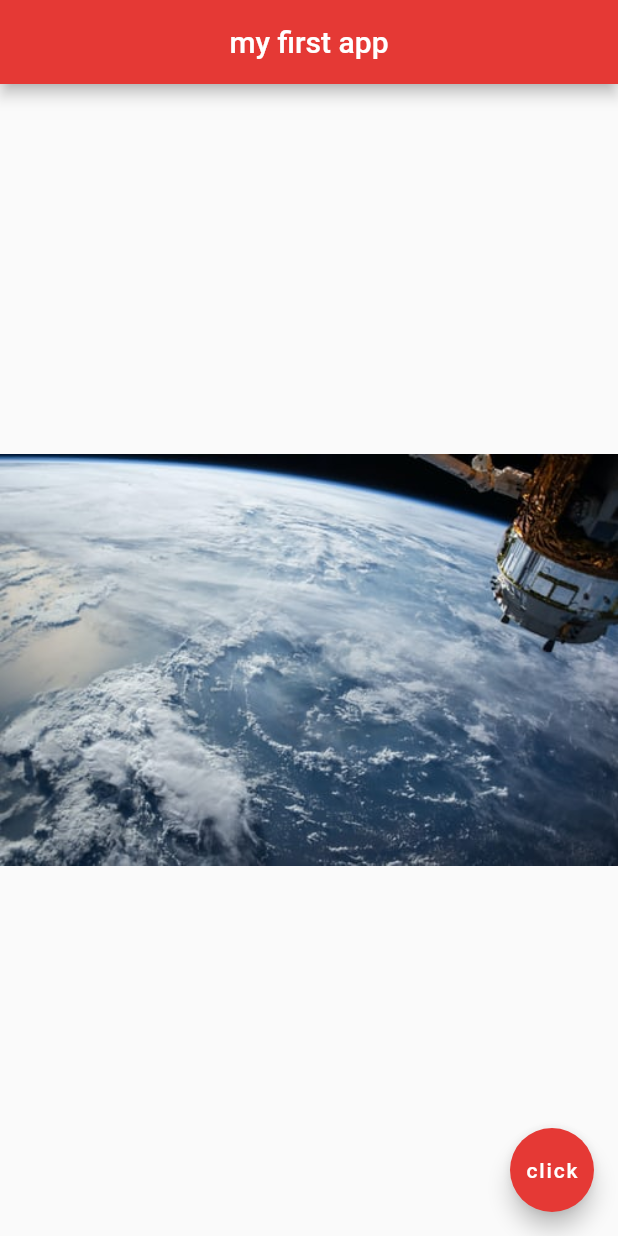
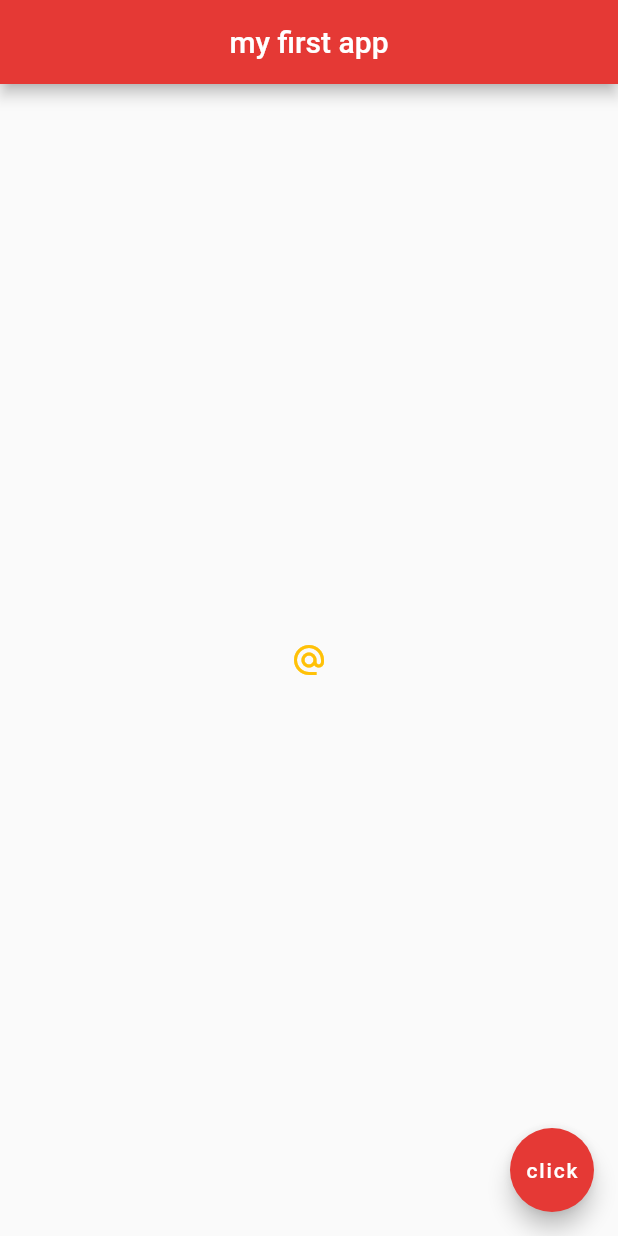
Before and after one commit to jewells07/Flutter_Basics, a Flutter app: the screen it shows after launch, on a phone screen of 412 x 824 dp. Run offline on Flutter 3.47's test engine with Material 2 defaults, Android fonts, the phone set to English and light mode, and no system bars.

Commit message:
9-Buttons-Icons

```diff
--- a/lib/main.dart
+++ b/lib/main.dart
@@ -13,16 +13,43 @@ class Home extends StatelessWidget {
           centerTitle: true,
           backgroundColor: Colors.red[600]),
       body: Center(
-        // child: Image(
-        //   image: NetworkImage(
-        //       'https://images.unsplash.com/photo-1446776811953-b23d57bd21aa?ixid=MXwxMjA3fDB8MHxzZWFyY2h8NXx8c3BhY2V8ZW58MHx8MHw%3D&ixlib=rb-1.2.1&auto=format&fit=crop&w=500&q=60'),
+        // child: Icon(
+        //   Icons.airport_shuttle,
+        //   color: Colors.lightBlue,
+        //   size: 50.0,
         // ),
-        // child: Image.network('assets/space-1.jpg'),
 
-        // child: Image(
-        //   image: AssetImage('assets/space-2.jpg'),
+        // Buttons
+        // child: RaisedButton(
+        //   onPressed: () {},
+        //   child: Text('click me'),
+        //   color: Colors.lightBlue,
         // ),
-        child: Image.asset('assets/space-1.jpg'),
+
+        // child: FlatButton(
+        //   onPressed: () {
+        //     // Console the print statement
+        //     print("you clicked me");
+        //   },
+        //   child: Text('click me'),
+        //   color: Colors.lightBlue,
+        // ),
+
+        // child: RaisedButton.icon(
+        //   onPressed: () {},
+        //   icon: Icon(
+        //     Icons.mail,
+        //   ),
+        //   label: Text('mail me'),
+        //   color: Colors.amber,
+        // ),
+        child: IconButton(
+          onPressed: () {
+            print("you clicked me");
+          },
+          icon: Icon(Icons.alternate_email),
+          color: Colors.amber,
+        ),
       ),
       floatingActionButton: FloatingActionButton(
         onPressed: () {},
```
